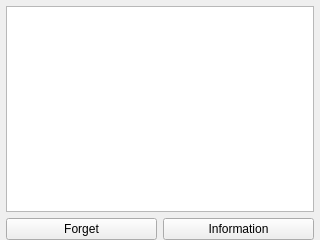
Above: ui/ManageNetworks.ui from kipr/botui before the change. Below: the same form after it.
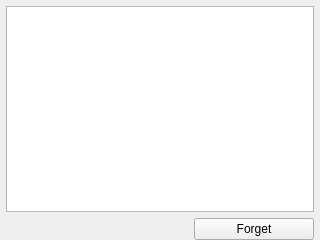
That is the form after the change. Icons and pictures are not drawn.

Commit message: Worked on NetworkManager interface and associated widgets

Patch:
```diff
--- a/ui/ManageNetworks.ui
+++ b/ui/ManageNetworks.ui
@@ -31,8 +31,33 @@
    </item>
    <item>
     <layout class="QHBoxLayout" name="horizontalLayout">
+     <item>
+      <spacer name="horizontalSpacer">
+       <property name="orientation">
+        <enum>Qt::Horizontal</enum>
+       </property>
+       <property name="sizeHint" stdset="0">
+        <size>
+         <width>40</width>
+         <height>20</height>
+        </size>
+       </property>
+      </spacer>
+     </item>
      <item>
       <widget class="QPushButton" name="forget">
+       <property name="sizePolicy">
+        <sizepolicy hsizetype="Preferred" vsizetype="Fixed">
+         <horstretch>0</horstretch>
+         <verstretch>0</verstretch>
+        </sizepolicy>
+       </property>
+       <property name="minimumSize">
+        <size>
+         <width>120</width>
+         <height>0</height>
+        </size>
+       </property>
        <property name="text">
         <string>Forget</string>
        </property>
@@ -42,17 +67,6 @@
        </property>
       </widget>
      </item>
-     <item>
-      <widget class="QPushButton" name="info">
-       <property name="text">
-        <string>Information</string>
-       </property>
-       <property name="icon">
-        <iconset resource="../rc/icons.qrc">
-         <normaloff>:/icons/information.png</normaloff>:/icons/information.png</iconset>
-       </property>
-      </widget>
-     </item>
     </layout>
    </item>
   </layout>
```
The commit also changes 24 other files.
